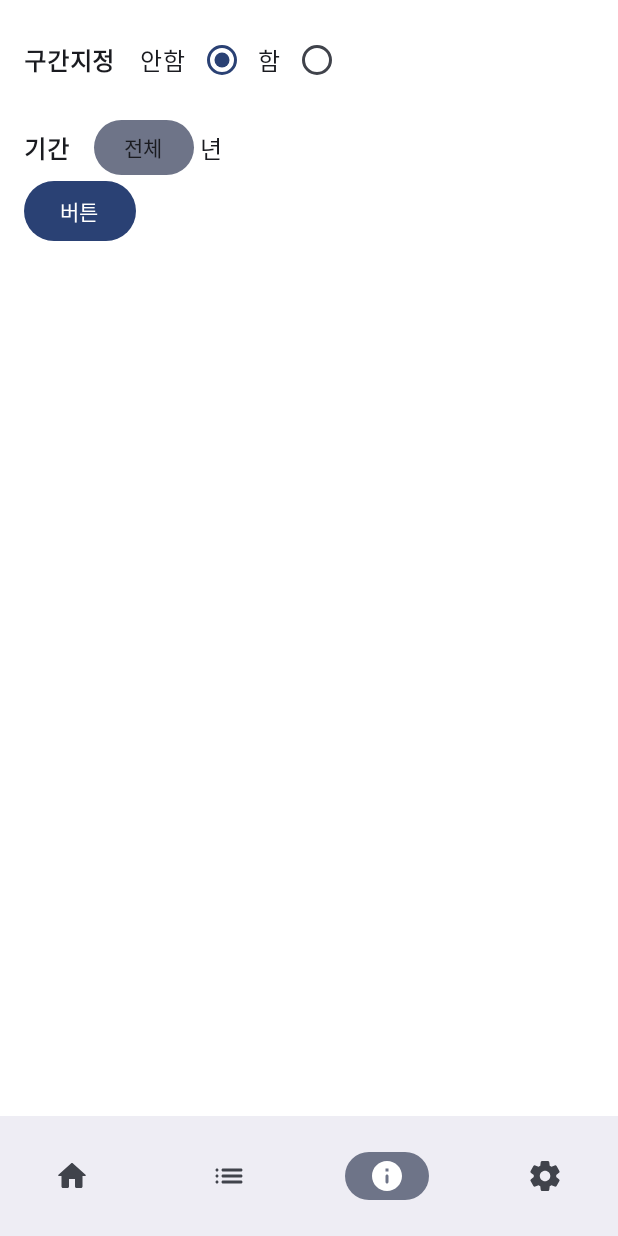
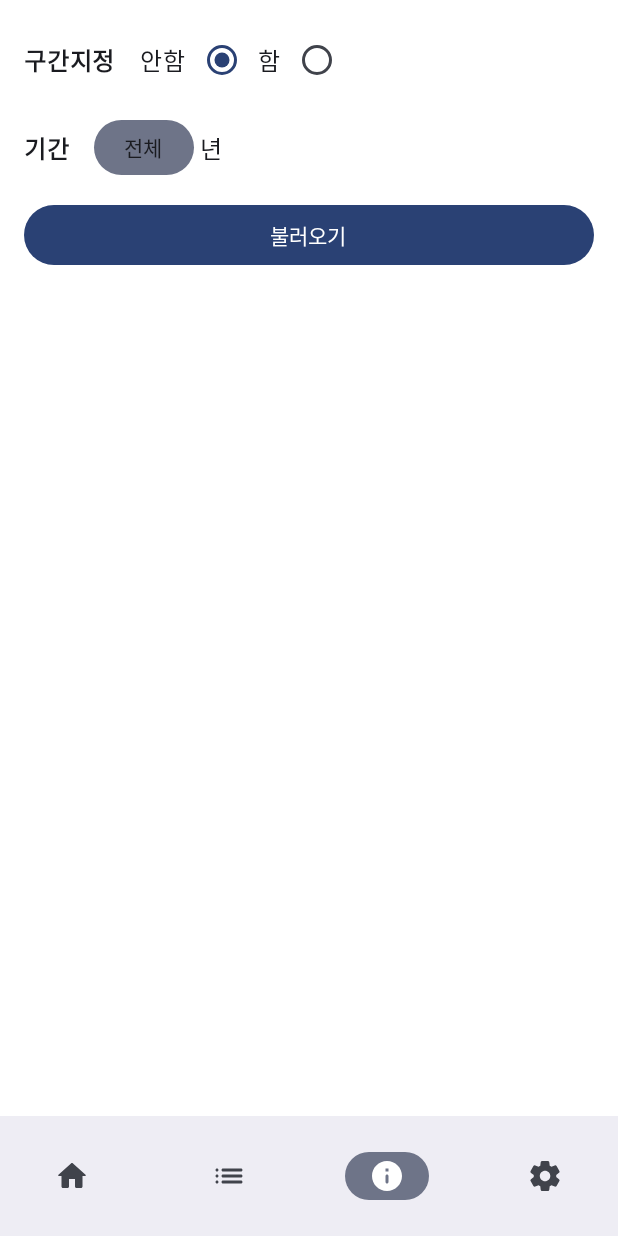
Before and after one commit to jae464/DailyTask, an Android app built with Jetpack Compose: the StatisticScreen screen opened through its navigation route, on a phone screen of 412 x 824 dp. Run offline under Robolectric (Android 15) with nearby library versions, the phone set to English and light mode, and no system bars; our stand-ins replace Dagger/Hilt's generated code; 2 statements that could not run were skipped.

Commit message:
[CHORE] 통계 불러오기 버튼 크기 변경

```diff
--- a/presentation/src/main/java/com/jae464/presentation/statistic/StatisticScreen.kt
+++ b/presentation/src/main/java/com/jae464/presentation/statistic/StatisticScreen.kt
@@ -11,6 +11,7 @@ import androidx.compose.foundation.layout.Spacer
 import androidx.compose.foundation.layout.WindowInsets
 import androidx.compose.foundation.layout.WindowInsetsSides
 import androidx.compose.foundation.layout.fillMaxSize
+import androidx.compose.foundation.layout.fillMaxWidth
 import androidx.compose.foundation.layout.height
 import androidx.compose.foundation.layout.navigationBars
 import androidx.compose.foundation.layout.only
@@ -86,17 +87,22 @@ fun StatisticScreen(
                     Spacer(modifier = Modifier.width(16.dp))
                     if (selectPeriod) {
 
-                    }
-                    else {
+                    } else {
                         SelectYearMonthDay(
                             yearMonthDay = yearMonthDay,
-                            onChangedYear = {yearMonthDay = yearMonthDay.copy(year = it)},
-                            onChangedMonth = {yearMonthDay = yearMonthDay.copy(month = it)},
-                            onChangedDay = {yearMonthDay = yearMonthDay.copy(day = it)}
+                            onChangedYear = { yearMonthDay = yearMonthDay.copy(year = it) },
+                            onChangedMonth = { yearMonthDay = yearMonthDay.copy(month = it) },
+                            onChangedDay = { yearMonthDay = yearMonthDay.copy(day = it) }
                         )
                     }
                 }
-                GetStatisticButton(selectPeriod = selectPeriod, yearMonthDay = yearMonthDay, viewModel = viewModel)
+                Spacer(modifier = Modifier.height(16.dp))
+                GetStatisticButton(
+                    modifier = Modifier.fillMaxWidth(),
+                    selectPeriod = selectPeriod,
+                    yearMonthDay = yearMonthDay,
+                    viewModel = viewModel
+                )
                 LazyColumn() {
                     items(
                         progressTasks,
@@ -123,7 +129,7 @@ fun SelectPeriodRadioButton(
 
 @Composable
 fun SelectYearMonthDay(
-    yearMonthDay : YearMonthDay,
+    yearMonthDay: YearMonthDay,
     onChangedYear: (Int) -> Unit,
     onChangedMonth: (Int) -> Unit,
     onChangedDay: (Int) -> Unit
@@ -154,11 +160,12 @@ fun SelectYearMonthDay(
                 horizontalArrangement = Arrangement.Center,
             ) {
                 if (item == 0) {
-                    Text(text = "전체",
+                    Text(
+                        text = "전체",
                         style = MaterialTheme.typography.bodyMedium,
-                        modifier = Modifier.padding(horizontal = 20.dp, vertical = 8.dp))
-                }
-                else {
+                        modifier = Modifier.padding(horizontal = 20.dp, vertical = 8.dp)
+                    )
+                } else {
                     Text(
                         text = item.toString(),
                         style = MaterialTheme.typography.bodyMedium,
@@ -170,8 +177,7 @@ fun SelectYearMonthDay(
         dropDownItemFactory = { item, _ ->
             if (item == 0) {
                 Text(text = "전체")
-            }
-            else {
+            } else {
                 Text(text = item.toString())
             }
         }
@@ -193,11 +199,12 @@ fun SelectYearMonthDay(
                     horizontalArrangement = Arrangement.Center,
                 ) {
                     if (item == 0) {
-                        Text(text = "전체",
+                        Text(
+                            text = "전체",
                             style = MaterialTheme.typography.bodyMedium,
-                            modifier = Modifier.padding(horizontal = 20.dp, vertical = 8.dp))
-                    }
-                    else {
+                            modifier = Modifier.padding(horizontal = 20.dp, vertical = 8.dp)
+                        )
+                    } else {
                         Text(
                             text = item.toString(),
                             style = MaterialTheme.typography.bodyMedium,
@@ -209,8 +216,7 @@ fun SelectYearMonthDay(
             dropDownItemFactory = { item, _ ->
                 if (item == 0) {
                     Text(text = "전체")
-                }
-                else {
+                } else {
                     Text(text = item.toString())
                 }
             }
@@ -223,7 +229,9 @@ fun SelectYearMonthDay(
         Spinner(
             modifier = Modifier.wrapContentSize(),
             dropDownModifier = Modifier.height(200.dp),
-            items = days,
+            items = days.filter {
+                it <= LocalDate.of(yearMonthDay.year, yearMonthDay.month, 1).lengthOfMonth()
+            },
             selectedItem = yearMonthDay.day,
             onItemSelected = onChangedDay,
             selectedItemFactory = { modifier, item ->
@@ -232,11 +240,12 @@ fun SelectYearMonthDay(
                     horizontalArrangement = Arrangement.Center,
                 ) {
                     if (item == 0) {
-                        Text(text = "전체",
+                        Text(
+                            text = "전체",
                             style = MaterialTheme.typography.bodyMedium,
-                            modifier = Modifier.padding(horizontal = 20.dp, vertical = 8.dp))
-                    }
-                    else {
+                            modifier = Modifier.padding(horizontal = 20.dp, vertical = 8.dp)
+                        )
+                    } else {
                         Text(
                             text = item.toString(),
                             style = MaterialTheme.typography.bodyMedium,
@@ -248,8 +257,7 @@ fun SelectYearMonthDay(
             dropDownItemFactory = { item, _ ->
                 if (item == 0) {
                     Text(text = "전체")
-                }
-                else {
+                } else {
                     Text(text = item.toString())
                 }
             }
@@ -260,7 +268,6 @@ fun SelectYearMonthDay(
 
 
 }
-
 
 
 @Composable
@@ -303,6 +310,7 @@ fun <T> Spinner(
 
 @Composable
 fun GetStatisticButton(
+    modifier: Modifier = Modifier,
     selectPeriod: Boolean,
     yearMonthDay: YearMonthDay,
     viewModel: StatisticViewModel
@@ -313,22 +321,20 @@ fun GetStatisticButton(
         val fromDay = if (yearMonthDay.day == 0) 1 else yearMonthDay.day
         val toYear = if (yearMonthDay.year == 0) 2023 else yearMonthDay.year
         val toMonth = if (yearMonthDay.month == 0) 12 else yearMonthDay.month
-        val toDay = if (yearMonthDay.day == 0) 31 else yearMonthDay.day
-        var fromLocalDate: LocalDate?
-        var toLocalDate: LocalDate?
-        try {
-            fromLocalDate = LocalDate.of(fromYear, fromMonth, fromDay)
-            toLocalDate = LocalDate.of(toYear, toMonth, toDay)
-        } catch (e: DateTimeException) {
-            Log.d(TAG, "invalidate date")
-            fromLocalDate = LocalDate.of(fromYear, fromMonth, fromDay)
-            toLocalDate = LocalDate.of(toYear, toMonth, LocalDate.of(toYear, toMonth, 1).lengthOfMonth())
-        }
+        val toDay = if (yearMonthDay.day == 0) LocalDate.of(toYear, toMonth, 1)
+            .lengthOfMonth() else yearMonthDay.day
+        val fromLocalDate = LocalDate.of(fromYear, fromMonth, fromDay)
+        val toLocalDate = LocalDate.of(toYear, toMonth, toDay)
         Log.d(TAG, "$fromLocalDate $toLocalDate")
-        Button(onClick = {
-            viewModel.getProgressTasks(fromLocalDate?: LocalDate.now(), toLocalDate ?: LocalDate.now())
+        Button(
+            modifier = modifier,
+            onClick = {
+            viewModel.getProgressTasks(
+                fromLocalDate ?: LocalDate.now(),
+                toLocalDate ?: LocalDate.now()
+            )
         }) {
-            Text(text = "버튼")
+            Text(text = "불러오기")
         }
 
 
```
